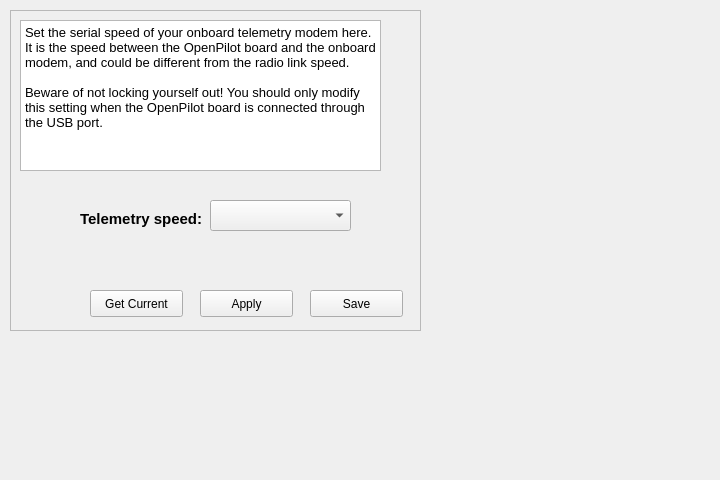
This is ground/openpilotgcs/src/plugins/config/telemetry.ui in openpilot/OpenPilot as Qt 5 draws it before an edit. The edited form follows.
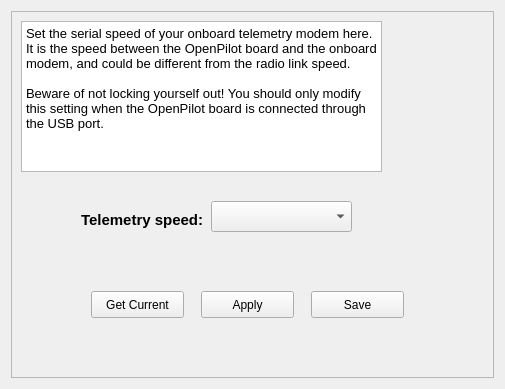
This is the edited form.

The edit to the form file:
```diff
--- a/ground/openpilotgcs/src/plugins/config/telemetry.ui
+++ b/ground/openpilotgcs/src/plugins/config/telemetry.ui
@@ -6,22 +6,16 @@
    <rect>
     <x>0</x>
     <y>0</y>
-    <width>720</width>
-    <height>480</height>
+    <width>505</width>
+    <height>389</height>
    </rect>
   </property>
   <property name="windowTitle">
    <string>Form</string>
   </property>
+  <layout class="QVBoxLayout" name="verticalLayout">
+   <item>
   <widget class="QFrame" name="frame">
-   <property name="geometry">
-    <rect>
-     <x>10</x>
-     <y>10</y>
-     <width>411</width>
-     <height>321</height>
-    </rect>
-   </property>
    <property name="frameShape">
     <enum>QFrame::StyledPanel</enum>
    </property>
@@ -131,6 +125,8 @@
     </property>
    </widget>
   </widget>
+   </item>
+  </layout>
  </widget>
  <resources>
   <include location="configgadget.qrc"/>
```
Left out of the diff: 4 changed lines with no effect on the pictures. Lines whose indentation alone changed are shown as unchanged.
